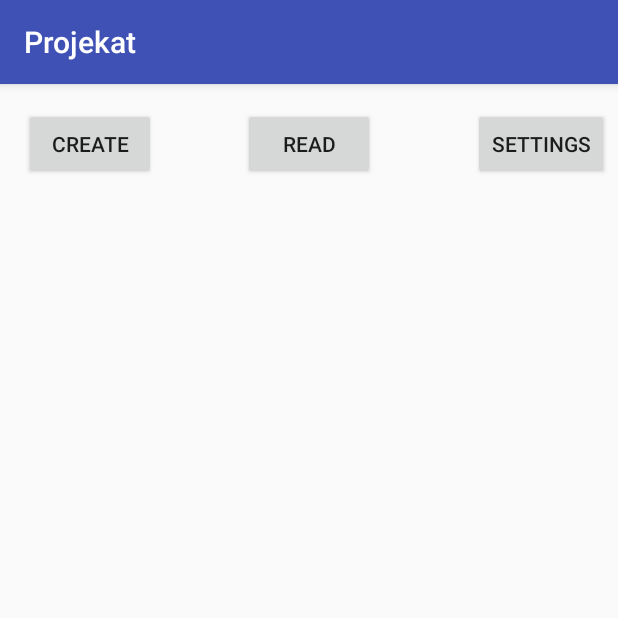
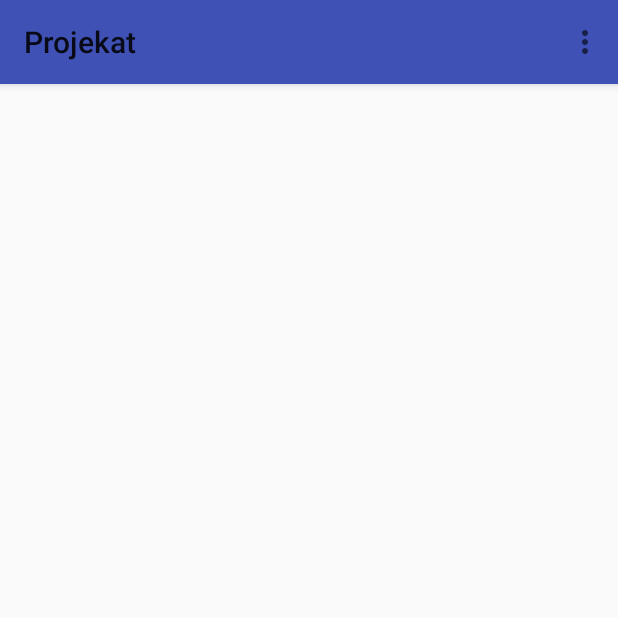
Before and after one commit to markoj1996/Android, an Android app: the PostsActivity screen opened directly, with no data from a screen before it, on a phone screen of 412 x 824 dp, the top half of it. Run offline under Robolectric (Android 15) with nearby library versions, the phone set to English and light mode, and no system bars.

Commit message:
uradjen toolbar za posts

```diff
--- a/app/src/main/java/com/example/marko/projekat/PostsActivity.java
+++ b/app/src/main/java/com/example/marko/projekat/PostsActivity.java
@@ -3,7 +3,12 @@ package com.example.marko.projekat;
 import android.content.Intent;
 import android.support.v7.app.AppCompatActivity;
 import android.os.Bundle;
+import android.support.v7.widget.Toolbar;
+import android.view.Menu;
+import android.view.MenuInflater;
+import android.view.MenuItem;
 import android.view.View;
+import android.widget.Toast;
 
 public class PostsActivity extends AppCompatActivity {
 
@@ -11,22 +16,31 @@ public class PostsActivity extends AppCompatActivity {
     protected void onCreate(Bundle savedInstanceState) {
         super.onCreate(savedInstanceState);
         setContentView(R.layout.activity_posts);
+        Toolbar toolbar = findViewById(R.id.toolbar);
+        setSupportActionBar(toolbar);
     }
 
-    public void btnStartCreatePostsActivity(View view) {
-        Intent i = new Intent(this,CreatePostActivity.class);
-        startActivity(i);
+    @Override
+    public boolean onCreateOptionsMenu(Menu menu) {
+        MenuInflater inflater = getMenuInflater();
+        inflater.inflate(R.menu.menu,menu);
+        return true;
     }
 
-    public void btnStartReadPostsActivity(View view) {
-        Intent i = new Intent(this,ReadPostActivity.class);
-        startActivity(i);
+    @Override
+    public boolean onOptionsItemSelected(MenuItem item) {
+        switch (item.getItemId()) {
+            case R.id.settings:
+                Intent i = new Intent(this, SettingsActivity.class);
+                startActivity(i);
+                return true;
+            case R.id.add:
+                Toast.makeText(this,"Add new",Toast.LENGTH_SHORT).show();
+            default:
+                return super.onOptionsItemSelected(item);
+        }
     }
 
-    public void btnStartSettingsActivity(View view) {
-        Intent i = new Intent(this,SettingsActivity.class);
-        startActivity(i);
-    }
 
     @Override
     protected void onStart() {
--- a/app/src/main/res/layout/activity_posts.xml
+++ b/app/src/main/res/layout/activity_posts.xml
@@ -1,45 +1,12 @@
 <?xml version="1.0" encoding="utf-8"?>
-<android.support.constraint.ConstraintLayout xmlns:android="http://schemas.android.com/apk/res/android"
+<RelativeLayout xmlns:android="http://schemas.android.com/apk/res/android"
     xmlns:app="http://schemas.android.com/apk/res-auto"
     xmlns:tools="http://schemas.android.com/tools"
     android:layout_width="match_parent"
     android:layout_height="match_parent"
     tools:context="com.example.marko.projekat.PostsActivity">
 
-    <Button
-        android:id="@+id/button2"
-        android:layout_width="wrap_content"
-        android:layout_height="wrap_content"
-        android:layout_marginStart="16dp"
-        android:layout_marginTop="16dp"
-        android:onClick="btnStartCreatePostsActivity"
-        android:text="Create"
-        app:layout_constraintEnd_toStartOf="@+id/button3"
-        app:layout_constraintHorizontal_chainStyle="spread_inside"
-        app:layout_constraintStart_toStartOf="parent"
-        app:layout_constraintTop_toTopOf="parent" />
+    <include layout="@layout/toolbar"
+        android:id="@+id/toolbar"/>
 
-    <Button
-        android:id="@+id/button3"
-        android:layout_width="wrap_content"
-        android:layout_height="wrap_content"
-        android:layout_marginEnd="7dp"
-        android:layout_marginTop="16dp"
-        android:onClick="btnStartReadPostsActivity"
-        android:text="Read"
-        app:layout_constraintEnd_toStartOf="@+id/button4"
-        app:layout_constraintStart_toEndOf="@+id/button2"
-        app:layout_constraintTop_toTopOf="parent" />
-
-    <Button
-        android:id="@+id/button4"
-        android:layout_width="wrap_content"
-        android:layout_height="wrap_content"
-        android:layout_marginEnd="6dp"
-        android:layout_marginTop="16dp"
-        android:onClick="btnStartSettingsActivity"
-        android:text="Settings"
-        app:layout_constraintEnd_toEndOf="parent"
-        app:layout_constraintStart_toEndOf="@+id/button3"
-        app:layout_constraintTop_toTopOf="parent" />
-</android.support.constraint.ConstraintLayout>
+</RelativeLayout>
--- /dev/null
+++ b/app/src/main/res/layout/toolbar.xml
@@ -0,0 +1,9 @@
+<?xml version="1.0" encoding="utf-8"?>
+<android.support.v7.widget.Toolbar
+    xmlns:android="http://schemas.android.com/apk/res/android"
+    android:layout_width="match_parent"
+    android:layout_height="wrap_content"
+    android:background="@color/colorPrimary"
+    android:elevation="4dp">
+
+</android.support.v7.widget.Toolbar>
--- /dev/null
+++ b/app/src/main/res/menu/menu.xml
@@ -0,0 +1,12 @@
+<?xml version="1.0" encoding="utf-8"?>
+<menu xmlns:android="http://schemas.android.com/apk/res/android"
+    xmlns:app="http://schemas.android.com/apk/res-auto">
+
+    <item android:id="@+id/settings"
+        android:title="Settings"
+        app:showAsAction="never"/>
+
+    <item android:id="@+id/add"
+        android:title="Add new"
+        app:showAsAction="never"/>
+</menu>
--- a/app/src/main/res/values/styles.xml
+++ b/app/src/main/res/values/styles.xml
@@ -1,7 +1,7 @@
 <resources>
 
     <!-- Base application theme. -->
-    <style name="AppTheme" parent="Theme.AppCompat.Light.DarkActionBar">
+    <style name="AppTheme" parent="Theme.AppCompat.Light.NoActionBar">
         <!-- Customize your theme here. -->
         <item name="colorPrimary">@color/colorPrimary</item>
         <item name="colorPrimaryDark">@color/colorPrimaryDark</item>
```
